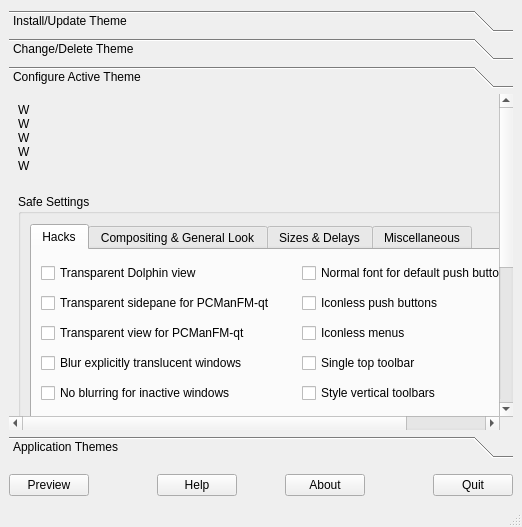
Above: Kvantum/kvantummanager/kvantummanager.ui from tsujan/Kvantum before the change. Below: the same form after it.
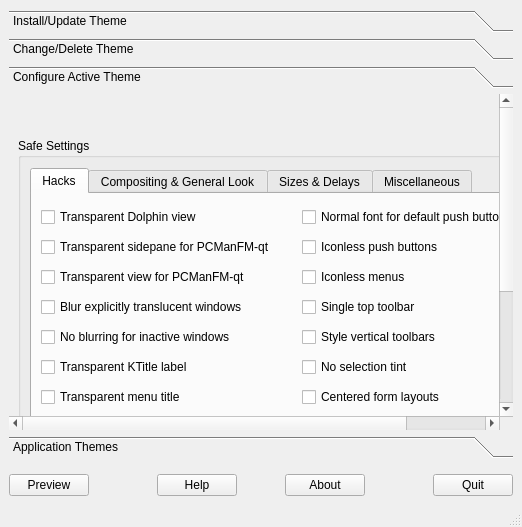
That is the form after the change. Custom widgets are drawn as their Qt base class.

What changed in the file:
```diff
--- a/Kvantum/kvantummanager/kvantummanager.ui
+++ b/Kvantum/kvantummanager/kvantummanager.ui
@@ -259,9 +259,6 @@
        <layout class="QGridLayout" name="gridLayout_4">
         <item row="0" column="0" colspan="2">
          <widget class="QLabel" name="configLabel">
-          <property name="text">
-           <string notr="true">W&lt;br&gt;W&lt;br&gt;W&lt;br&gt;W&lt;br&gt;W</string>
-          </property>
           <property name="wordWrap">
            <bool>true</bool>
           </property>
```
